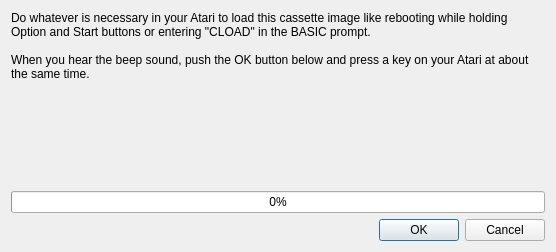
This is android/cassettedialog.ui in greblus/aspeqt as Qt 5 draws it before an edit. The edited form follows.
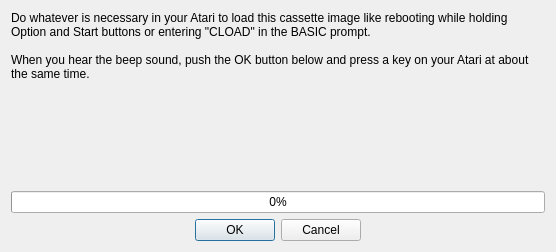
This is the edited form.

Commit message: Cassette loading dialog is now dynamically resized.

```diff
--- a/android/cassettedialog.ui
+++ b/android/cassettedialog.ui
@@ -62,6 +62,9 @@
      <property name="standardButtons">
       <set>QDialogButtonBox::Cancel|QDialogButtonBox::Ok</set>
      </property>
+     <property name="centerButtons">
+      <bool>true</bool>
+     </property>
     </widget>
    </item>
   </layout>
```
The commit also changes 1 other file.
